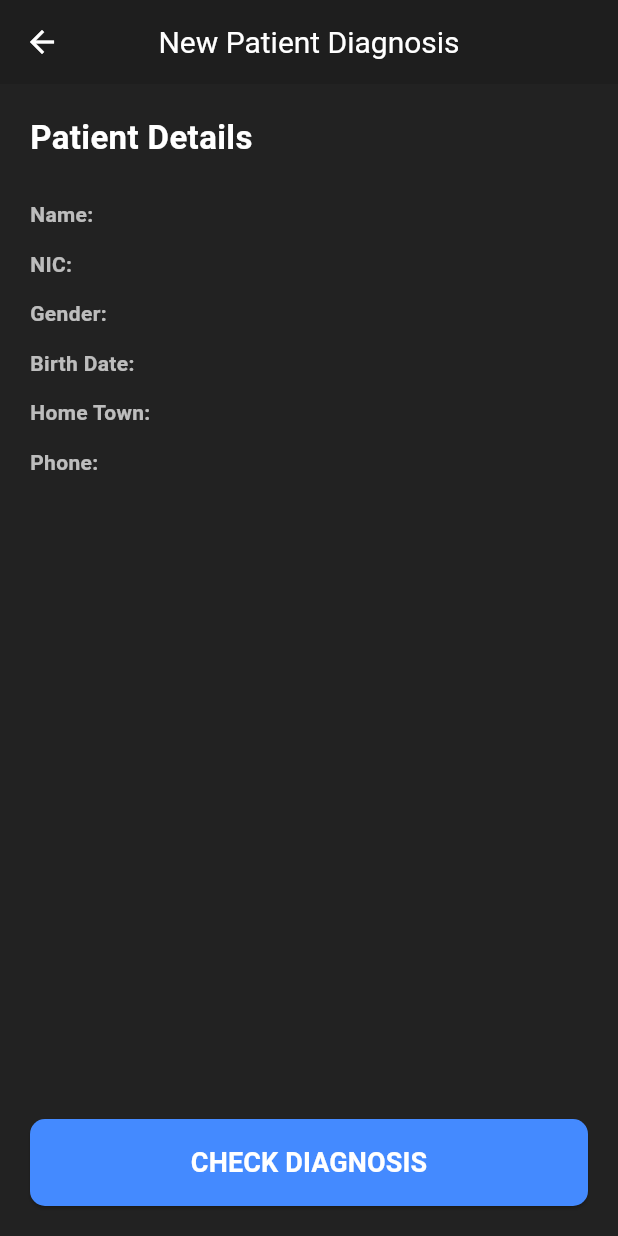
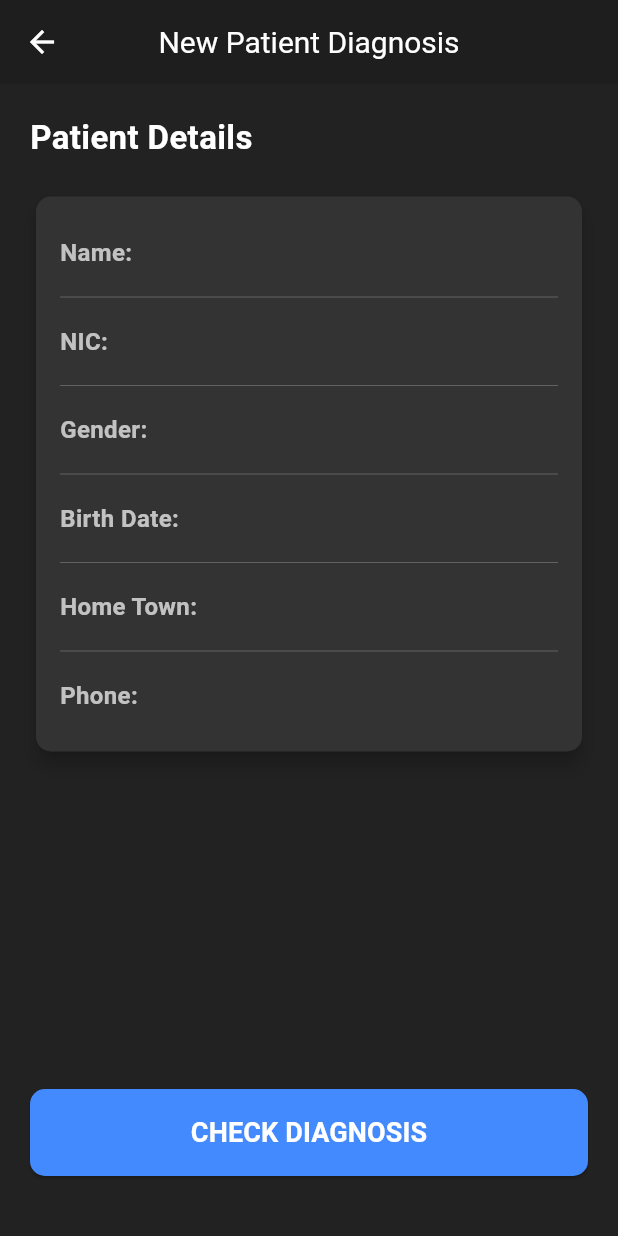
Before and after one commit to HChandeepa/Lung_Sound_Classification_Mobile_App, a Flutter app: the NewPatientAuscultationPage screen opened directly with empty values, on a phone screen of 412 x 824 dp. Run offline on Flutter 3.47's test engine with Material 3 defaults, Android fonts, the light colour scheme and no system bars; our stand-ins replace firebase_auth, firebase_core, intl_phone_field; accounts and stored records are empty.

Commit message:
new patients auscultation

```diff
--- a/lung_sound_system/lib/screens/new_patients_auscultation.dart
+++ b/lung_sound_system/lib/screens/new_patients_auscultation.dart
@@ -60,22 +60,34 @@ class NewPatientAuscultationPage extends StatelessWidget {
 
   Widget _buildInfoTile(String title, String value) {
     return Padding(
-      padding: const EdgeInsets.symmetric(vertical: 6.0),
+      padding: const EdgeInsets.symmetric(vertical: 10.0),
       child: Row(
-        crossAxisAlignment: CrossAxisAlignment.start,
+        mainAxisAlignment: MainAxisAlignment.spaceBetween,
         children: [
           Text(
-            "$title: ",
-            style: const TextStyle(color: Colors.white70, fontWeight: FontWeight.bold),
+            "$title:",
+            style: const TextStyle(
+              color: Colors.white70,
+              fontWeight: FontWeight.bold,
+              fontSize: 16,
             ),
-          Expanded(
-            child: Text(
+          ),
+          Text(
             value,
-              style: const TextStyle(color: Colors.white),
+            style: const TextStyle(
+              color: Colors.white,
+              fontSize: 16,
             ),
           ),
         ],
       ),
+    );
+  }
+
+  Widget _buildDivider() {
+    return const Divider(
+      color: Colors.white30,
+      thickness: 0.5,
     );
   }
 
@@ -107,13 +119,35 @@ class NewPatientAuscultationPage extends StatelessWidget {
               ),
             ),
             const SizedBox(height: 20),
+            // Info Section with Card
+            Card(
+              color: const Color(0xFF333333),
+              shape: RoundedRectangleBorder(
+                borderRadius: BorderRadius.circular(10),
+              ),
+              elevation: 5,
+              child: Padding(
+                padding: const EdgeInsets.all(16),
+                child: Column(
+                  crossAxisAlignment: CrossAxisAlignment.start,
+                  children: [
                     _buildInfoTile('Name', patientName),
+                    _buildDivider(),
                     _buildInfoTile('NIC', patientNIC),
+                    _buildDivider(),
                     _buildInfoTile('Gender', gender),
+                    _buildDivider(),
                     _buildInfoTile('Birth Date', birthDate),
+                    _buildDivider(),
                     _buildInfoTile('Home Town', homeTown),
+                    _buildDivider(),
                     _buildInfoTile('Phone', phoneNumber),
+                  ],
+                ),
+              ),
+            ),
             const Spacer(),
+            // Diagnosis Button Section
             Center(
               child: ElevatedButton(
                 onPressed: () => _showDiagnosisOptions(context),
@@ -135,6 +169,7 @@ class NewPatientAuscultationPage extends StatelessWidget {
                 ),
               ),
             ),
+            const SizedBox(height: 20),
           ],
         ),
       ),
--- a/lung_sound_system/pubspec.yaml
+++ b/lung_sound_system/pubspec.yaml
@@ -38,6 +38,10 @@ dependencies:
   google_sign_in: ^6.3.0
   firebase_core: ^3.13.0
   intl_phone_field: ^3.1.0
+  # flutter_sound: ^9.28.0
+  file_picker: ^5.0.0
+  audio_recorder2: ^0.0.3
+
 
 dev_dependencies:
   flutter_test:
```
Also changed, not shown: lung_sound_system/pubspec.lock. Lines whose indentation alone changed are shown as unchanged.
